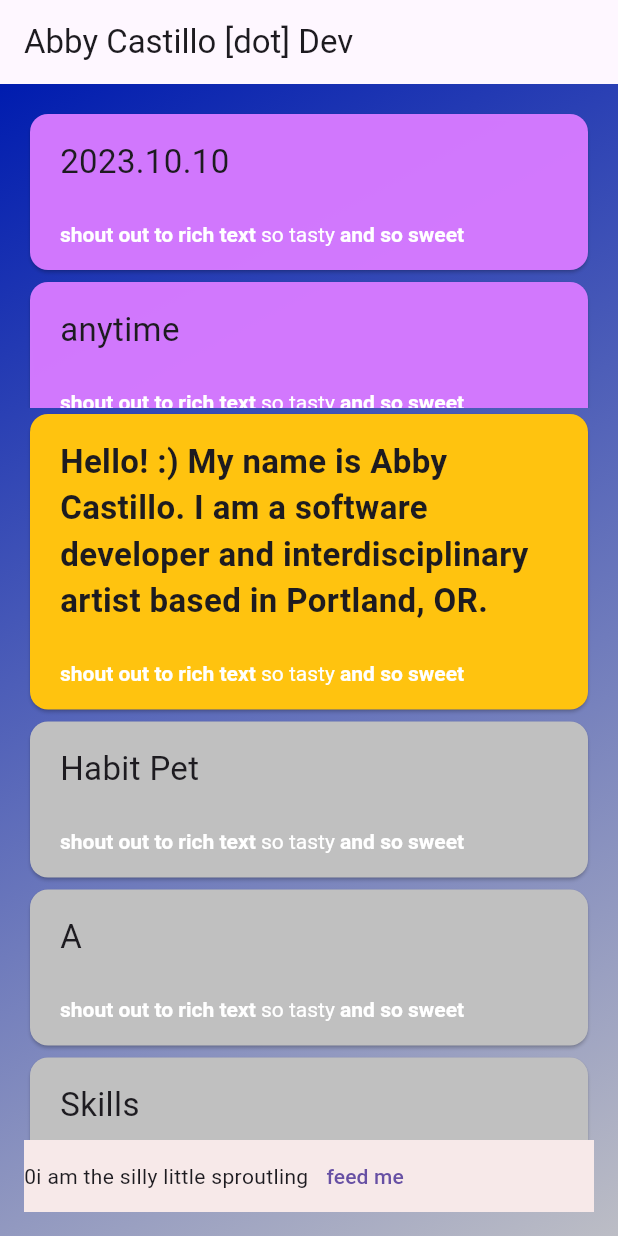
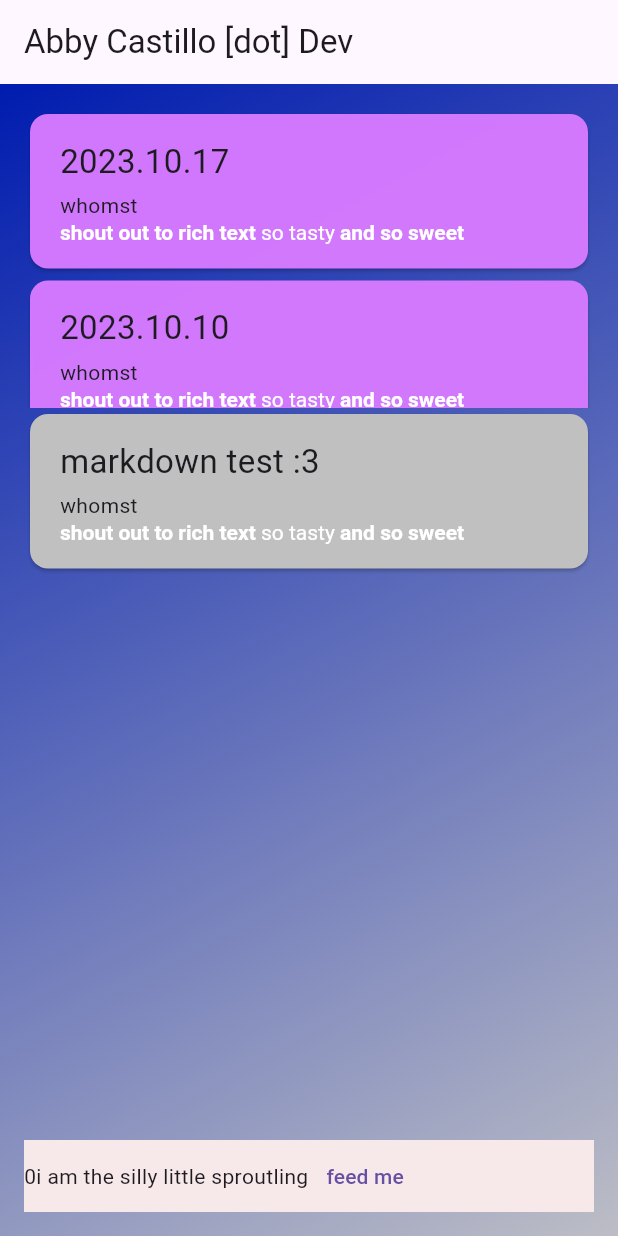
Before and after one commit to abbymachines/flutter-dev-portfolio, a Flutter app: the screen it shows after launch, on a phone screen of 412 x 824 dp. Run offline on Flutter 3.47's test engine with Material 2 defaults, Android fonts, the phone set to English and light mode, and no system bars; drawn by our look-alikes of flutter_markdown.

Commit message:
successfully passed through markdown to Item widget as MarkdownBody widget

```diff
--- a/lib/data/blog_posts.dart
+++ b/lib/data/blog_posts.dart
@@ -1,7 +1,20 @@
 import 'package:flutter/material.dart';
 import 'package:flutter_dev_portfolio/models/blog_post.dart';
+import 'package:flutter_markdown/flutter_markdown.dart';
 
 final blogPostData = [
-  BlogPost(date: '2023.10.10', body: 'hello world :) hello to you'),
-  BlogPost(date: 'anytime', body: 'lorum ipsums')
+  BlogPost(
+    date: '2023.10.17',
+    body: const Markdown(
+      data: 'believe it or not, george isnt at home',
+    ),
+  ),
+  BlogPost(
+    date: '2023.10.10',
+    body: const Markdown(data: 'hello world :) hello to you'),
+  ),
+  BlogPost(
+    date: 'anytime',
+    body: const Markdown(data: 'lorum ipsums'),
+  ),
 ];
--- a/lib/data/portfolio_items_data.dart
+++ b/lib/data/portfolio_items_data.dart
@@ -1,35 +1,46 @@
 import 'package:flutter/material.dart';
 import 'package:flutter_dev_portfolio/models/portfolio_item.dart';
+import 'package:flutter_markdown/flutter_markdown.dart';
 
 final items = [
   GenericItem(
-      label:
-          'Hello! :) My name is Abby Castillo. I am a software developer and interdisciplinary artist based in Portland, OR.',
-      expandedText:
-          'I have several websites you can look at and also I have a linkedin and such. Lorem ipso facto badabing badaboom and etcetera as you know',
-      color: Color.fromARGB(255, 255, 195, 15),
-      style: const TextStyle(fontSize: 22, fontWeight: FontWeight.bold)),
-  GenericItem(label: 'Habit Pet', expandedText: 'who woulda thunk'),
-  GenericItem(
-      label: 'A',
-      expandedText:
-          "'A' is a series of AR videos made with Meta Spark Studio."),
-  GenericItem(
-      label: 'Skills',
-      expandedText:
-          'Flutter / React / Kotlin(?) / Flask / SQL / REST APIs / full-stack development'),
-  GenericItem(label: 'infinity item', expandedText: 'end item'),
-  GenericItem(
-      label: 'item begins',
-      expandedText: 'the gritty dark reboot of the item you know and love'),
-  GenericItem(
-      label: 'i cant believe its not item', expandedText: 'item? unlikely'),
-  GenericItem(
-      label: 'arent you happy i didnt say item',
-      expandedText: 'Q: KNOWCK KNOCK A: who care'),
-  GenericItem(
-      label: 'items are nice items are cool',
-      expandedText: 'i love to carry around whenevere im in school'),
-  GenericItem(
-      label: 'hello hello hello', expandedText: 'GOODBYE GOODBYE GOODBYE'),
+    label: 'markdown test :3',
+    expandedText: const Markdown(
+      data: 'shout out to web development',
+    ),
+  )
 ];
+
+
+// final items = [
+//   GenericItem(
+//       label:
+//           'Hello! :) My name is Abby Castillo. I am a software developer and interdisciplinary artist based in Portland, OR.',
+//       expandedText:
+//           'I have several websites you can look at and also I have a linkedin and such. Lorem ipso facto badabing badaboom and etcetera as you know',
+//       color: Color.fromARGB(255, 255, 195, 15),
+//       style: const TextStyle(fontSize: 22, fontWeight: FontWeight.bold)),
+//   GenericItem(label: 'Habit Pet', expandedText: 'who woulda thunk'),
+//   GenericItem(
+//       label: 'A',
+//       expandedText:
+//           "'A' is a series of AR videos made with Meta Spark Studio."),
+//   GenericItem(
+//       label: 'Skills',
+//       expandedText:
+//           'Flutter / React / Kotlin(?) / Flask / SQL / REST APIs / full-stack development'),
+//   GenericItem(label: 'infinity item', expandedText: 'end item'),
+//   GenericItem(
+//       label: 'item begins',
+//       expandedText: 'the gritty dark reboot of the item you know and love'),
+//   GenericItem(
+//       label: 'i cant believe its not item', expandedText: 'item? unlikely'),
+//   GenericItem(
+//       label: 'arent you happy i didnt say item',
+//       expandedText: 'Q: KNOWCK KNOCK A: who care'),
+//   GenericItem(
+//       label: 'items are nice items are cool',
+//       expandedText: 'i love to carry around whenevere im in school'),
+//   GenericItem(
+//       label: 'hello hello hello', expandedText: 'GOODBYE GOODBYE GOODBYE'),
+// ];
--- a/lib/models/blog_post.dart
+++ b/lib/models/blog_post.dart
@@ -1,4 +1,5 @@
 import 'package:flutter/material.dart';
+import 'package:flutter_markdown/flutter_markdown.dart';
 
 class BlogPost {
   BlogPost({
@@ -8,6 +9,6 @@ class BlogPost {
   });
 
   final String date;
-  final String body;
+  final Markdown body;
   final List<String> tags;
 }
--- a/lib/models/portfolio_item.dart
+++ b/lib/models/portfolio_item.dart
@@ -1,4 +1,5 @@
 import 'package:flutter/material.dart';
+import 'package:flutter_markdown/flutter_markdown.dart';
 import 'package:uuid/uuid.dart';
 
 const uuid = Uuid();
@@ -12,7 +13,7 @@ class GenericItem {
   }) : key = uuid.v4();
 
   final String label;
-  final String expandedText;
+  final Markdown expandedText;
   final Color? color;
   final TextStyle? style;
   final String key;
--- a/lib/widgets/items/item.dart
+++ b/lib/widgets/items/item.dart
@@ -1,5 +1,6 @@
 import 'package:flutter/material.dart';
 import 'package:flutter_dev_portfolio/models/portfolio_item.dart';
+import 'package:flutter_markdown/flutter_markdown.dart';
 
 class Item extends StatefulWidget {
   const Item(this.item, {super.key});
@@ -43,17 +44,28 @@ class _ItemState extends State<Item> {
                 textAlign: TextAlign.left,
               ),
               const SizedBox(height: 4),
-              Row(
+              const Row(
                 children: [
                   Flexible(
-                      fit: FlexFit.loose,
-                      child: Text((() {
-                        if (_isExpanded) {
-                          return widget.item.expandedText;
-                        }
+                    fit: FlexFit.loose,
+                    child: MarkdownBody(
+                      data: 'whomst',
+                    ),
+                    // Text(
+                    //   (() {
+                    //     if (_isExpanded) {
+                    //       return widget.item.expandedText;
+                    //     }
 
-                        return "";
-                      })())),
+                    //     return "";
+                    //   })(),
+                    // )
+                    // child: Markdown(() {
+                    //   if (_isExpanded) {
+                    //     return Mark
+                    //   }
+                    // }),
+                  ),
                   const Spacer(),
                 ],
               ),
```
